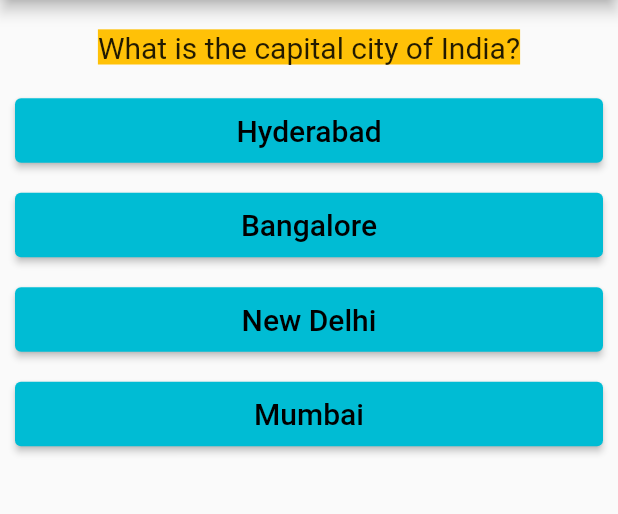
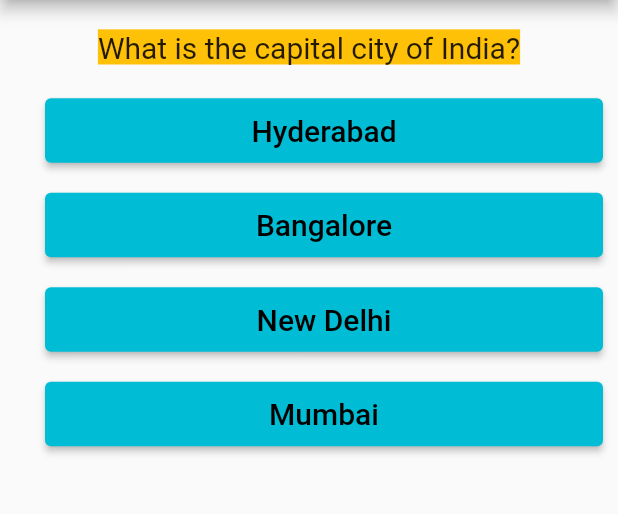
Before and after one commit to tarunsunny3/Flutter-Quiz-App, a Flutter app: the screen it shows after launch, on a phone screen of 412 x 824 dp, the part 84-598 px from its top. Run offline on Flutter 3.47's test engine with Material 2 defaults, Android fonts, the phone set to English and light mode, and no system bars.

```diff
--- a/lib/answer.dart
+++ b/lib/answer.dart
@@ -8,7 +8,7 @@ class Answer extends StatelessWidget {
   Widget build(BuildContext context) {
     return Container(
       width: double.maxFinite,
-      margin: EdgeInsets.only(bottom: 15, left: 10, right: 10),
+      margin: EdgeInsets.only(bottom: 15, left: 30, right: 10),
       child: ElevatedButton(
         child: Padding(
           padding: EdgeInsets.all(10),
```
Also changed, not shown: 1 other file.
